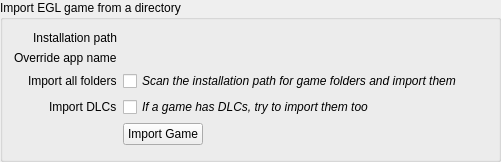
The window that rare/ui/components/tabs/games/integrations/import_group.ui (RareDevs/Rare) describes before a commit, drawn with Qt 5.
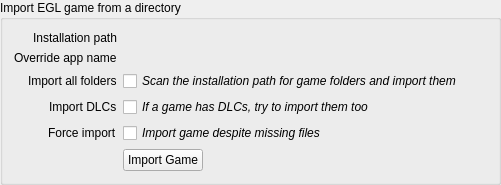
The same window after the commit.

Commit message:
ImportGroup: Add `force` import option.
When checked, the check for missing files will be skipped, allowing
for games missing too many files or their executable to be imported.

```diff
--- a/rare/ui/components/tabs/games/integrations/import_group.ui
+++ b/rare/ui/components/tabs/games/integrations/import_group.ui
@@ -7,7 +7,7 @@
     <x>0</x>
     <y>0</y>
     <width>501</width>
-    <height>162</height>
+    <height>184</height>
    </rect>
   </property>
   <property name="windowTitle">
@@ -81,7 +81,14 @@
      </property>
     </widget>
    </item>
-   <item row="4" column="1">
+   <item row="5" column="0">
+    <widget class="QLabel" name="import_button_label">
+     <property name="text">
+      <string notr="true"/>
+     </property>
+    </widget>
+   </item>
+   <item row="5" column="1">
     <layout class="QHBoxLayout" name="button_info_layout">
      <item>
       <widget class="QPushButton" name="import_button">
@@ -98,6 +105,25 @@
      </item>
     </layout>
    </item>
+   <item row="4" column="0">
+    <widget class="QLabel" name="import_force_label">
+     <property name="text">
+      <string>Force import</string>
+     </property>
+    </widget>
+   </item>
+   <item row="4" column="1">
+    <widget class="QCheckBox" name="import_force_check">
+     <property name="font">
+      <font>
+       <italic>true</italic>
+      </font>
+     </property>
+     <property name="text">
+      <string>Import game despite missing files</string>
+     </property>
+    </widget>
+   </item>
   </layout>
  </widget>
  <resources/>
```
The commit also changes 2 other files.
